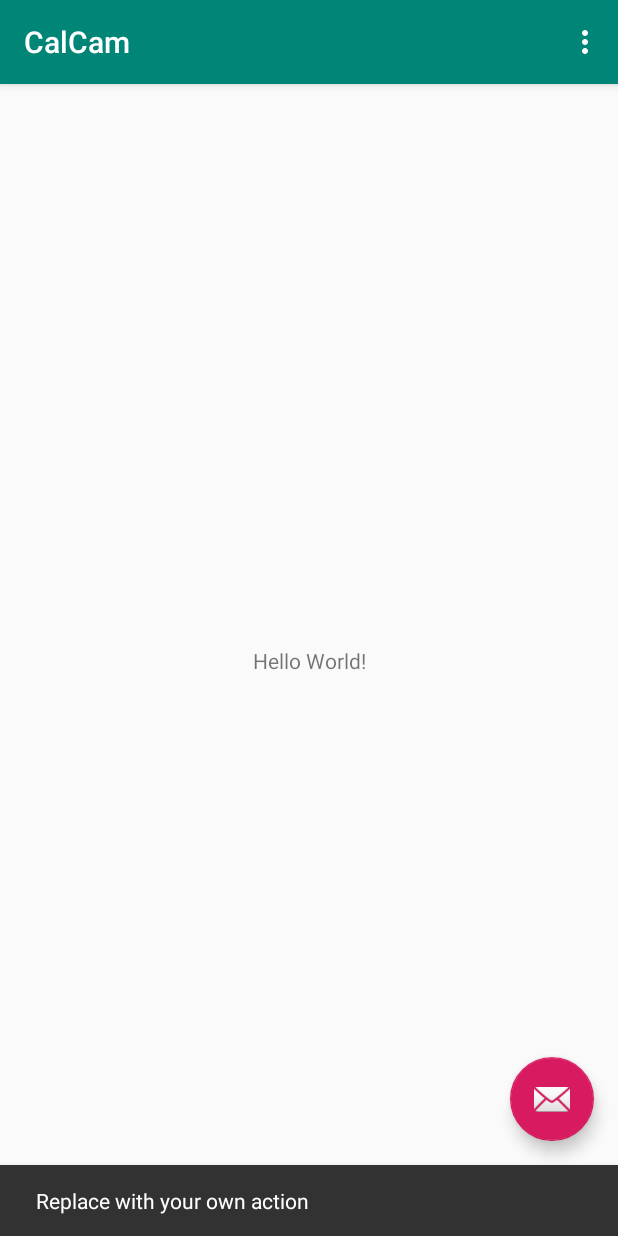
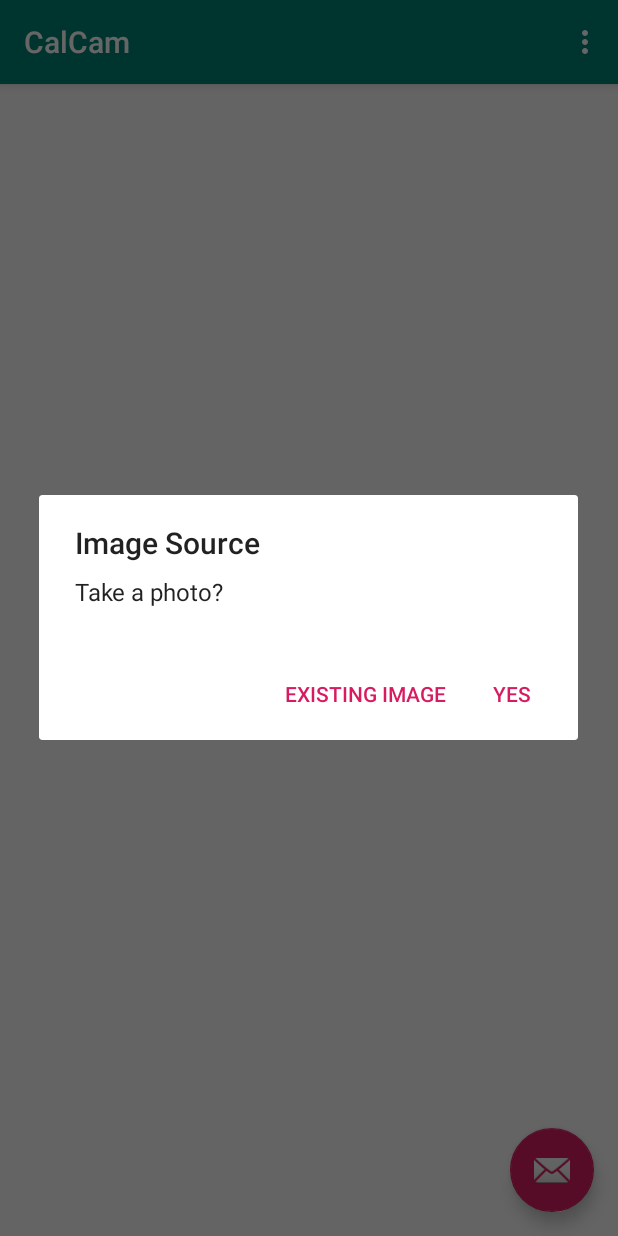
Before and after one commit to Automage/CalCam, an Android app: the screen it shows after launch (MainActivity), after a tap on an icon or button, on a phone screen of 412 x 824 dp. Run offline under Robolectric (Android 15) with nearby library versions, the phone set to English and light mode, and no system bars.

Commit message:
Added camera capture intent - Dialogue to choose camera or existing photo - Changed min SDK version to 24 (previously 19)

```diff
--- a/app/build.gradle
+++ b/app/build.gradle
@@ -4,7 +4,7 @@ android {
     compileSdkVersion 28
     defaultConfig {
         applicationId "com.automage.calcam"
-        minSdkVersion 19
+        minSdkVersion 24
         targetSdkVersion 28
         versionCode 1
         versionName "1.0"
--- a/app/src/main/java/com/automage/calcam/MainActivity.java
+++ b/app/src/main/java/com/automage/calcam/MainActivity.java
@@ -1,8 +1,16 @@
 package com.automage.calcam;
 
+import android.content.DialogInterface;
+import android.content.Intent;
+import android.icu.text.SimpleDateFormat;
+import android.net.Uri;
 import android.os.Bundle;
+import android.os.Environment;
+import android.provider.MediaStore;
 import android.support.design.widget.FloatingActionButton;
 import android.support.design.widget.Snackbar;
+import android.support.v4.content.FileProvider;
+import android.support.v7.app.AlertDialog;
 import android.support.v7.app.AppCompatActivity;
 import android.support.v7.widget.Toolbar;
 import android.util.Log;
@@ -10,30 +18,108 @@ import android.view.View;
 import android.view.Menu;
 import android.view.MenuItem;
 
+import java.io.File;
+import java.io.IOException;
+import java.util.Date;
+
 public class MainActivity extends AppCompatActivity {
+
+    static final int REQUEST_TAKE_PHOTO = 1;
+    static final int REQUEST_CHOOSE_EXISTING_PHOTO = 0;
+
+    private boolean chooseImageFromCamera;
+    private String currentPhotoPath;
+
+    private AlertDialog.Builder imageSourceDialogBuilder;
+
 
     @Override
     protected void onCreate(Bundle savedInstanceState) {
         super.onCreate(savedInstanceState);
         setContentView(R.layout.activity_main);
+
         Toolbar toolbar = findViewById(R.id.toolbar);
         setSupportActionBar(toolbar);
-
-        Log.v("Log", "OnCreate()");
 
         FloatingActionButton fab = findViewById(R.id.fab);
         fab.setOnClickListener(new View.OnClickListener() {
             @Override
             public void onClick(View view) {
-                Snackbar.make(view, "Replace with your own action", Snackbar.LENGTH_LONG)
-                        .setAction("Action", null).show();
+//                Snackbar.make(view, "Replace with your own action", Snackbar.LENGTH_LONG)
+//                        .setAction("Action", null).show();
+                dispatchImageIntent();
             }
         });
+
+        //Building dialog to pick from camera or gallery
+
+        imageSourceDialogBuilder = new AlertDialog.Builder(this);
+        imageSourceDialogBuilder.setTitle(R.string.image_dialog_title);
+        imageSourceDialogBuilder.setMessage(R.string.image_dialog_message);
+        imageSourceDialogBuilder.setPositiveButton(R.string.image_dialog_positive_text,
+                new DialogInterface.OnClickListener() {
+            @Override
+            public void onClick(DialogInterface dialog, int which) {
+                chooseImageFromCamera = true;
+            }
+        });
+        imageSourceDialogBuilder.setNegativeButton(R.string.image_dialog_negative_text,
+                new DialogInterface.OnClickListener() {
+            @Override
+            public void onClick(DialogInterface dialog, int which) {
+                chooseImageFromCamera = false;
+            }
+        });
+
+    }
+
+    public void dispatchImageIntent() {
+        Intent imageSourceIntent;
+
+        //Show dialog to let user choose image source
+        imageSourceDialogBuilder.show();
+
+        //Handle image source
+        if (chooseImageFromCamera) {
+            imageSourceIntent = new Intent(MediaStore.ACTION_IMAGE_CAPTURE);
+
+            File photoFile = null;
+            try {
+                photoFile = createImageFile();
+            } catch (IOException e) {
+                Log.e("Exception", e.getMessage());
+            }
+
+            if (photoFile != null) {
+                Uri photoUri = FileProvider.getUriForFile(this,
+                            "com.example.android.fileprovider", photoFile);
+                imageSourceIntent.putExtra(MediaStore.EXTRA_OUTPUT, photoUri);
+                startActivityForResult(imageSourceIntent, REQUEST_TAKE_PHOTO);
+            }
+        } else {
+            //TODO: Gallery intent
+        }
+    }
+
+    private File createImageFile() throws IOException {
+        // Create an image file name
+        String timeStamp = new SimpleDateFormat("yyyyMMdd_HHmmss").format(new Date());
+        String imageFileName = "JPEG_" + timeStamp + "_";
+        File storageDir = getExternalFilesDir(Environment.DIRECTORY_PICTURES);
+        File image = File.createTempFile(
+                imageFileName,  /* prefix */
+                ".jpg",         /* suffix */
+                storageDir      /* directory */
+        );
+
+        // Save a file: path for use with ACTION_VIEW intents
+        currentPhotoPath = image.getAbsolutePath();
+        return image;
     }
 
     @Override
     public boolean onCreateOptionsMenu(Menu menu) {
-        // Inflate the menu; this adds items to the action bar if it is present.
+        // Inflate the menu; this adds items to the action bar if it is present.Z
         getMenuInflater().inflate(R.menu.menu_main, menu);
         return true;
     }
--- a/app/src/main/res/layout/activity_main.xml
+++ b/app/src/main/res/layout/activity_main.xml
@@ -20,8 +20,6 @@
 
     </android.support.design.widget.AppBarLayout>
 
-    <include layout="@layout/content_main" />
-
     <android.support.design.widget.FloatingActionButton
         android:id="@+id/fab"
         android:layout_width="wrap_content"
--- a/app/src/main/res/layout/content_main.xml
+++ /dev/null
@@ -1,20 +0,0 @@
-<?xml version="1.0" encoding="utf-8"?>
-<android.support.constraint.ConstraintLayout xmlns:android="http://schemas.android.com/apk/res/android"
-    xmlns:app="http://schemas.android.com/apk/res-auto"
-    xmlns:tools="http://schemas.android.com/tools"
-    android:layout_width="match_parent"
-    android:layout_height="match_parent"
-    app:layout_behavior="@string/appbar_scrolling_view_behavior"
-    tools:context=".MainActivity"
-    tools:showIn="@layout/activity_main">
-
-    <TextView
-        android:layout_width="wrap_content"
-        android:layout_height="wrap_content"
-        android:text="Hello World!"
-        app:layout_constraintBottom_toBottomOf="parent"
-        app:layout_constraintLeft_toLeftOf="parent"
-        app:layout_constraintRight_toRightOf="parent"
-        app:layout_constraintTop_toTopOf="parent" />
-
-</android.support.constraint.ConstraintLayout>
--- a/app/src/main/res/values/strings.xml
+++ b/app/src/main/res/values/strings.xml
@@ -1,4 +1,8 @@
 <resources>
     <string name="app_name">CalCam</string>
     <string name="action_settings">Settings</string>
+    <string name="image_dialog_title">Image Source</string>
+    <string name="image_dialog_message">Take a photo?</string>
+    <string name="image_dialog_positive_text">Yes</string>
+    <string name="image_dialog_negative_text">Existing Image</string>
 </resources>
--- /dev/null
+++ b/app/src/main/res/xml/file_paths.xml
@@ -0,0 +1,4 @@
+<?xml version="1.0" encoding="utf-8"?>
+<paths xmlns:android="http://schemas.android.com/apk/res/android">
+    <external-path name="my_images" path="Android/data/com.automage.calcam/files/Pictures" />
+</paths>
```
Also changed, not shown: app/src/main/AndroidManifest.xml (+13 -0 lines).
